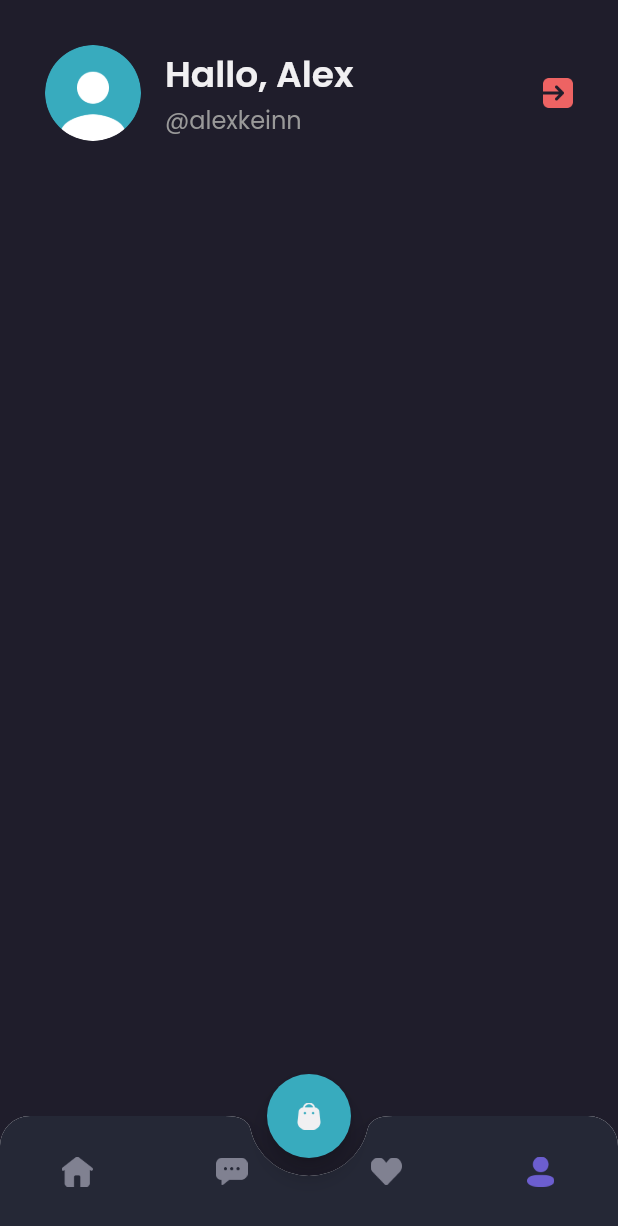
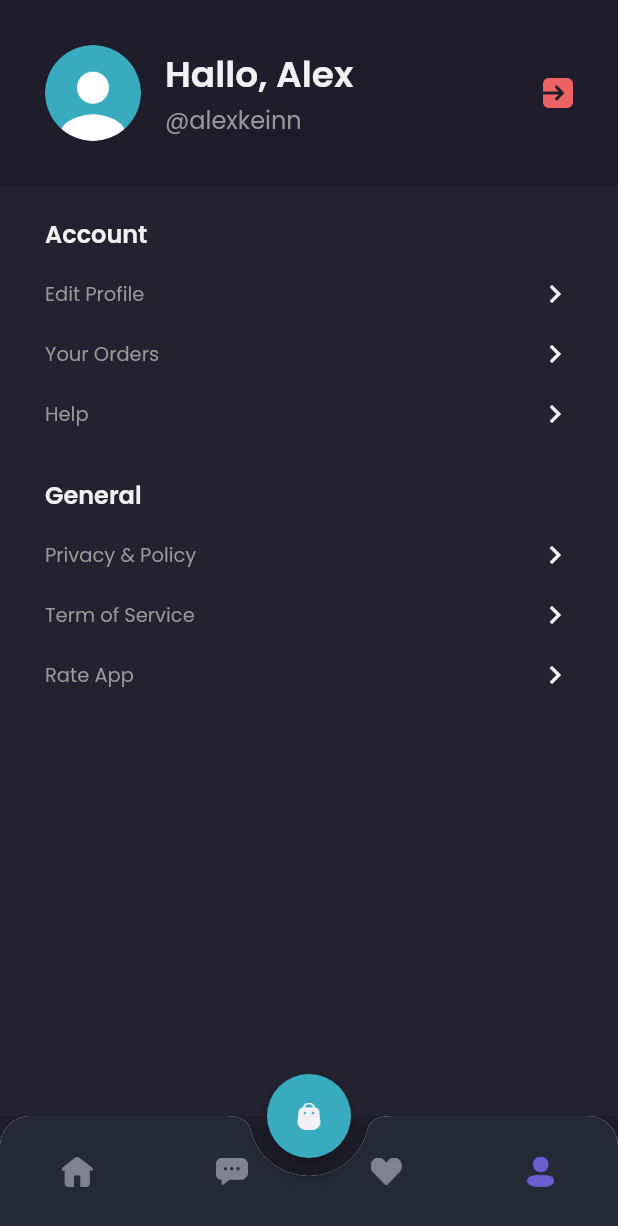
Before and after one commit to endijulian/flutter-ecommerce, a Flutter app: the MainPage screen opened by its route, item 4 of the bottom bar chosen, on a phone screen of 412 x 824 dp. Shown: the top 1226 px of the screen. Run offline on Flutter 3.47's test engine with Material 2 defaults, Android fonts, the phone set to English and light mode, and no system bars; our stand-ins replace google_fonts.

Commit message:
profile page, content

```diff
--- a/lib/pages/home/profile_page.dart
+++ b/lib/pages/home/profile_page.dart
@@ -56,9 +56,72 @@ class ProfilePage extends StatelessWidget {
       );
     }
 
+    Widget menuItem(String text) {
+      return Container(
+        margin: EdgeInsets.only(top: 16),
+        child: Row(
+          mainAxisAlignment: MainAxisAlignment.spaceBetween,
+          children: [
+            Text(
+              text,
+              style: secondaryTextStyle.copyWith(fontSize: 13),
+            ),
+            Icon(
+              Icons.chevron_right,
+              color: primaryTextColor,
+            ),
+          ],
+        ),
+      );
+    }
+
+    Widget content() {
+      return Expanded(
+        child: Container(
+          padding: EdgeInsets.symmetric(horizontal: defaultMargin),
+          width: double.infinity,
+          decoration: BoxDecoration(
+            color: backgroundColor3,
+          ),
+          child: Column(
+            crossAxisAlignment: CrossAxisAlignment.start,
+            children: [
+              SizedBox(
+                height: 20,
+              ),
+              Text(
+                'Account',
+                style: primaryTextStyle.copyWith(
+                  fontSize: 16,
+                  fontWeight: semiBold,
+                ),
+              ),
+              menuItem('Edit Profile'),
+              menuItem('Your Orders'),
+              menuItem('Help'),
+              SizedBox(
+                height: 30,
+              ),
+              Text(
+                'General',
+                style: primaryTextStyle.copyWith(
+                  fontSize: 16,
+                  fontWeight: semiBold,
+                ),
+              ),
+              menuItem('Privacy & Policy'),
+              menuItem('Term of Service'),
+              menuItem('Rate App'),
+            ],
+          ),
+        ),
+      );
+    }
+
     return Column(
       children: [
         header(),
+        content(),
       ],
     );
   }
```
